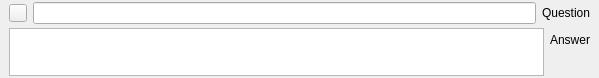
Old version of the form Client/reghaabat/questionmodule.ui in the repository nournia/ketabkhaane.
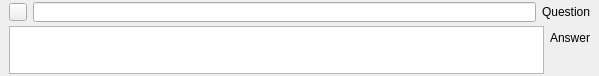
New version of the form.

Commit message: added show questions and contnet in design match form

The edit to the form file:
```diff
--- a/Client/reghaabat/questionmodule.ui
+++ b/Client/reghaabat/questionmodule.ui
@@ -7,7 +7,7 @@
     <x>0</x>
     <y>0</y>
     <width>599</width>
-    <height>78</height>
+    <height>76</height>
    </rect>
   </property>
   <property name="layoutDirection">
@@ -25,13 +25,13 @@
      <property name="minimumSize">
       <size>
        <width>0</width>
-       <height>26</height>
+       <height>24</height>
       </size>
      </property>
      <property name="maximumSize">
       <size>
        <width>16777215</width>
-       <height>26</height>
+       <height>24</height>
       </size>
      </property>
      <layout class="QHBoxLayout" name="horizontalLayout_2">
@@ -89,16 +89,26 @@
       </size>
      </property>
      <layout class="QFormLayout" name="formLayout">
-      <property name="fieldGrowthPolicy">
-       <enum>QFormLayout::AllNonFixedFieldsGrow</enum>
-      </property>
       <property name="topMargin">
        <number>2</number>
       </property>
       <property name="bottomMargin">
        <number>2</number>
       </property>
-      <item row="1" column="1">
+      <item row="0" column="0">
+       <widget class="QLabel" name="lAnswer">
+        <property name="minimumSize">
+         <size>
+          <width>40</width>
+          <height>0</height>
+         </size>
+        </property>
+        <property name="text">
+         <string>Answer</string>
+        </property>
+       </widget>
+      </item>
+      <item row="0" column="1">
        <widget class="QTextEdit" name="eAnswer">
         <property name="tabChangesFocus">
          <bool>true</bool>
@@ -112,19 +122,6 @@
         </property>
        </widget>
       </item>
-      <item row="1" column="0">
-       <widget class="QLabel" name="lAnswer">
-        <property name="minimumSize">
-         <size>
-          <width>40</width>
-          <height>0</height>
-         </size>
-        </property>
-        <property name="text">
-         <string>Answer</string>
-        </property>
-       </widget>
-      </item>
      </layout>
     </widget>
    </item>
```
The commit also changes 7 other files.
